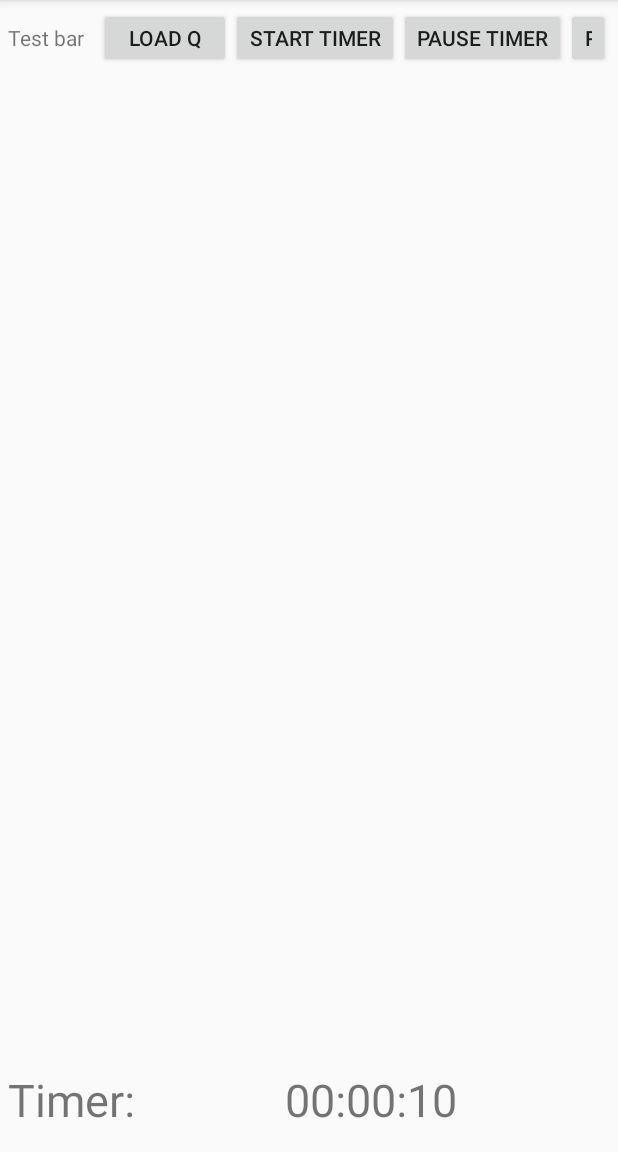
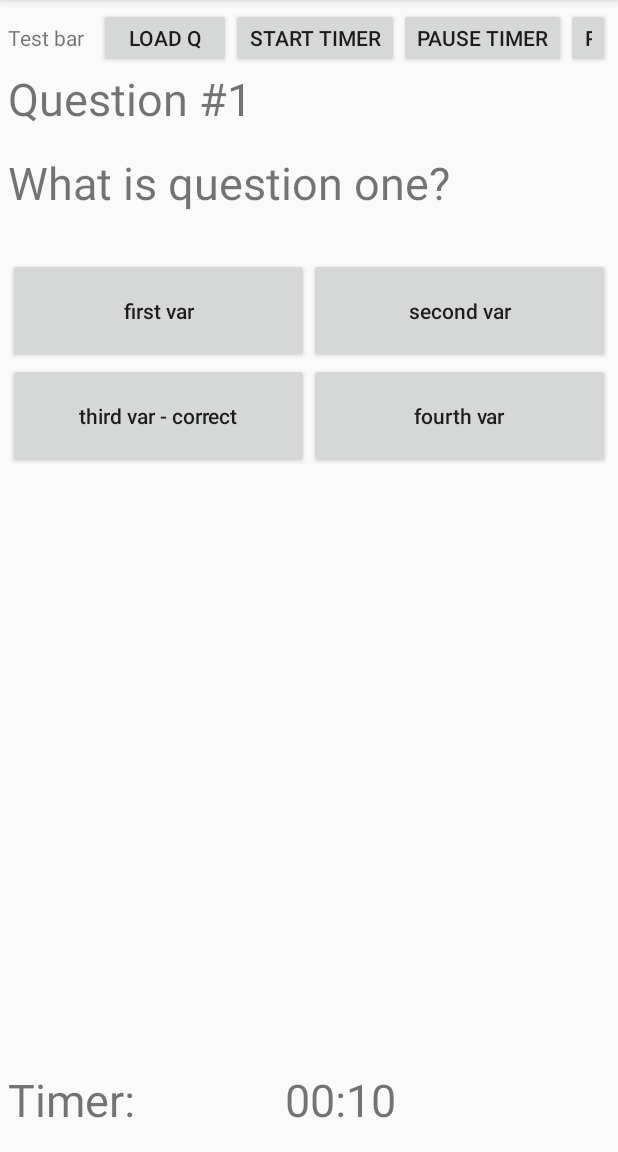
Before and after one commit to Mikekeke/LiftGameClient, an Android app: the screen it shows after launch (MainActivity), after a tap on "LOAD Q", on a phone screen of 412 x 824 dp, the part 84-1236 px from its top. Run offline under Robolectric (Android 15) with nearby library versions, the phone set to English and light mode, and no system bars.

Commit message:
question partially

```diff
--- a/app/build.gradle
+++ b/app/build.gradle
@@ -2,7 +2,7 @@ apply plugin: 'com.android.application'
 
 android {
     compileSdkVersion 25
-    buildToolsVersion "24.0.2"
+    buildToolsVersion '25.0.2'
     defaultConfig {
         applicationId "smartlift.ibesk.ru.smartliftclient"
         minSdkVersion 19
@@ -28,5 +28,6 @@ dependencies {
     })
     compile 'com.android.support:appcompat-v7:25.1.0'
     compile 'com.google.code.gson:gson:2.8.0'
+    compile 'com.android.support:support-v4:25.1.0'
     testCompile 'junit:junit:4.12'
 }
--- a/app/src/main/java/smartlift/ibesk/ru/smartliftclient/MainActivity.java
+++ b/app/src/main/java/smartlift/ibesk/ru/smartliftclient/MainActivity.java
@@ -1,13 +1,17 @@
 package smartlift.ibesk.ru.smartliftclient;
 
 import android.os.Bundle;
+import android.support.v4.app.Fragment;
 import android.support.v7.app.AppCompatActivity;
 import android.view.View;
 
+import smartlift.ibesk.ru.smartliftclient.fragments.QuestionFragment;
+import smartlift.ibesk.ru.smartliftclient.utils.JsonHolder;
 import smartlift.ibesk.ru.smartliftclient.utils.LiftTimer;
 import smartlift.ibesk.ru.smartliftclient.views.TimerTextView;
 
-public class MainActivity extends AppCompatActivity implements View.OnClickListener {
+public class MainActivity extends AppCompatActivity implements View.OnClickListener,
+        QuestionFragment.AnswerListener {
 
     private TimerTextView mTimerTv;
     private final long TEST_TIME = 10 * 1000;
@@ -32,6 +36,7 @@ public class MainActivity extends AppCompatActivity implements View.OnClickListe
     public void onClick(View v) {
         switch (v.getId()) {
             case R.id.btnLoadQuestion:
+                insertQuestionFragment();
                 break;
             case R.id.btnStartTimer:
                 if (mLiftTimer != null) {
@@ -50,4 +55,17 @@ public class MainActivity extends AppCompatActivity implements View.OnClickListe
             default: // empty
         }
     }
+
+    private void insertQuestionFragment() {
+        Fragment fragment = QuestionFragment.newInstance(JsonHolder.JSON);
+        getSupportFragmentManager().beginTransaction()
+                .replace(R.id.fragment_container, fragment).commit();
+    }
+
+    @Override
+    public void onAnswer() {
+        if (mLiftTimer != null) {
+            mLiftTimer.pause();
+        }
+    }
 }
--- /dev/null
+++ b/app/src/main/java/smartlift/ibesk/ru/smartliftclient/fragments/QuestionFragment.java
@@ -0,0 +1,122 @@
+package smartlift.ibesk.ru.smartliftclient.fragments;
+
+import android.content.Context;
+import android.net.Uri;
+import android.os.Bundle;
+import android.support.v4.app.Fragment;
+import android.util.Log;
+import android.view.LayoutInflater;
+import android.view.View;
+import android.view.ViewGroup;
+import android.widget.Button;
+import android.widget.TextView;
+
+import com.google.gson.Gson;
+import com.google.gson.stream.JsonReader;
+
+import java.io.StringReader;
+
+import smartlift.ibesk.ru.smartliftclient.R;
+import smartlift.ibesk.ru.smartliftclient.model.Question;
+
+public class QuestionFragment extends Fragment implements View.OnClickListener{
+    private static final String ARG_QUESTION = "param1";
+    private static Gson gson = new Gson();
+
+    private Question mQ;
+
+    private AnswerListener mListener;
+
+    public QuestionFragment() {
+        // Required empty public constructor
+    }
+
+    public static QuestionFragment newInstance(String questionString) {
+        QuestionFragment fragment = new QuestionFragment();
+        Bundle args = new Bundle();
+        args.putString(ARG_QUESTION, questionString);
+        fragment.setArguments(args);
+        return fragment;
+    }
+
+    @Override
+    public void onCreate(Bundle savedInstanceState) {
+        super.onCreate(savedInstanceState);
+        if (getArguments() != null) {
+            String qString = getArguments().getString(ARG_QUESTION).trim();
+            try {
+                JsonReader reader = new JsonReader(new StringReader(qString));
+                reader.setLenient(true);
+                mQ = gson.fromJson(reader, Question.class);
+            } catch (Exception e) {
+                Log.e("qq", "onCreate: ", e);
+            }
+        }
+    }
+
+    @Override
+    public View onCreateView(LayoutInflater inflater, ViewGroup container,
+            Bundle savedInstanceState) {
+        // Inflate the layout for this fragment
+        View v = inflater.inflate(R.layout.fragment_question, container, false);
+        if (mQ != null) {
+            TextView qNameTv = (TextView) v.findViewById(R.id.q_name);
+            qNameTv.setText(mQ.getName());
+            TextView qTextTv = (TextView) v.findViewById(R.id.q_text);
+            qTextTv.setText(mQ.getQuestion());
+
+            Button v1btn = (Button) v.findViewById(R.id.v_1);
+            v1btn.setOnClickListener(this);
+            v1btn.setText(mQ.getVariants()[0].getText());
+            Button v2btn = (Button) v.findViewById(R.id.v_2);
+            v2btn.setOnClickListener(this);
+            v2btn.setText(mQ.getVariants()[1].getText());
+            Button v3btn = (Button) v.findViewById(R.id.v_3);
+            v3btn.setOnClickListener(this);
+            v3btn.setText(mQ.getVariants()[2].getText());
+            Button v4btn = (Button) v.findViewById(R.id.v_4);
+            v4btn.setOnClickListener(this);
+            v4btn.setText(mQ.getVariants()[3].getText());
+        }
+        return v;
+    }
+
+    @Override
+    public void onAttach(Context context) {
+        super.onAttach(context);
+        if (context instanceof AnswerListener) {
+            mListener = (AnswerListener) context;
+        } else {
+            throw new RuntimeException(context.toString()
+                    + " must implement AnswerListener");
+        }
+    }
+
+    @Override
+    public void onDetach() {
+        super.onDetach();
+        mListener = null;
+    }
+
+    @Override
+    public void onClick(View v) {
+        if (mListener != null) {
+            mListener.onAnswer();
+        }
+    }
+
+    /**
+     * This interface must be implemented by activities that contain this
+     * fragment to allow an interaction in this fragment to be communicated
+     * to the activity and potentially other fragments contained in that
+     * activity.
+     * <p>
+     * See the Android Training lesson <a href=
+     * "http://developer.android.com/training/basics/fragments/communicating.html"
+     * >Communicating with Other Fragments</a> for more information.
+     */
+    public interface AnswerListener {
+        // TODO: Update argument type and name
+        void onAnswer();
+    }
+}
--- a/app/src/main/java/smartlift/ibesk/ru/smartliftclient/model/Question.java
+++ b/app/src/main/java/smartlift/ibesk/ru/smartliftclient/model/Question.java
@@ -1,10 +1,12 @@
 package smartlift.ibesk.ru.smartliftclient.model;
+
+import java.io.Serializable;
 
 /**
  * Created by Mikekeke on 27-Jan-17.
  */
 
-public class Question {
+public class Question implements Serializable{
     private int num;
     private String name;
     private String question;
--- a/app/src/main/java/smartlift/ibesk/ru/smartliftclient/model/Variant.java
+++ b/app/src/main/java/smartlift/ibesk/ru/smartliftclient/model/Variant.java
@@ -5,6 +5,14 @@ package smartlift.ibesk.ru.smartliftclient.model;
  */
 
 public class Variant {
+    public int getNum() {
+        return num;
+    }
+
+    public String getText() {
+        return text;
+    }
+
     private int num;
     private String text;
 }
--- a/app/src/main/java/smartlift/ibesk/ru/smartliftclient/utils/JsonHolder.java
+++ b/app/src/main/java/smartlift/ibesk/ru/smartliftclient/utils/JsonHolder.java
@@ -5,7 +5,8 @@ package smartlift.ibesk.ru.smartliftclient.utils;
  */
 
 public final class JsonHolder {
-    public static final String JSON = "{\"num\":1,\"name\":\"Question #1\",\"question\":\"What is question one?\",\"variants\":[{\"num\":1,\"text\":\"first var\"},{\"num\":2,\"text\":\"second var\"},{\"num\":3,\"text\":\"third var - correct\"},{\"num\":4,\"text\":\"fourth var\"}],\"correctVar\":3,\"answer\":\"answer to question one\",\"status\":{\"value\":-1},\"ing1\":\"\",\"img2\":\"\"}{\"num\":2,\"name\":\"Question #2\",\"question\":\"Who is question two?\",\"variants\":[{\"num\":1,\"text\":\"first var\"},{\"num\":2,\"text\":\"second var - correct\"}";
+    public static final String JSON =
+            "{\"num\":1,\"name\":\"Question #1\",\"question\":\"What is question one?\",\"variants\":[{\"num\":1,\"text\":\"first var\"},{\"num\":2,\"text\":\"second var\"},{\"num\":3,\"text\":\"third var - correct\"},{\"num\":4,\"text\":\"fourth var\"}],\"correctVar\":3,\"answer\":\"answer to question one\",\"status\":{\"value\":-1},\"ing1\":\"\",\"img2\":\"\"},{\"num\":2,\"name\":\"Question #2\",\"question\":\"Who is question two?\",\"variants\":[{\"num\":1,\"text\":\"first var\"},{\"num\":2,\"text\":\"second var - correct\"}";
     public static final String JSON_ARR =
             "[{\"num\":1,\"name\":\"Question #1\",\"question\":\"What is question one?\",\"variants\":[{\"num\":1,\"text\":\"first var\"},{\"num\":2,\"text\":\"second var\"},{\"num\":3,\"text\":\"third var - correct\"},{\"num\":4,\"text\":\"fourth var\"}],\"correctVar\":3,\"answer\":\"answer to question one\",\"status\":{\"value\":-1},\"ing1\":\"\",\"img2\":\"\"},{\"num\":2,\"name\":\"Question #2\",\"question\":\"Who is question two?\",\"variants\":[{\"num\":1,\"text\":\"first var\"},{\"num\":2,\"text\":\"second var - correct\"},{\"num\":3,\"text\":\"third var\"},{\"num\":4,\"text\":\"fourth var\"}],\"correctVar\":2,\"answer\":\"answer to question one\",\"status\":{\"value\":-1},\"ing1\":\"\",\"img2\":\"\"}]";
 }
--- a/app/src/main/java/smartlift/ibesk/ru/smartliftclient/views/TimerTextView.java
+++ b/app/src/main/java/smartlift/ibesk/ru/smartliftclient/views/TimerTextView.java
@@ -17,7 +17,7 @@ import smartlift.ibesk.ru.smartliftclient.R;
  */
 
 public class TimerTextView extends TextView {
-    private DateFormat mFormatter = new SimpleDateFormat("HH:mm:ss");
+    private DateFormat mFormatter = new SimpleDateFormat("mm:ss");
     private Date mDate = new Date();
     private long mDeadline = -1;
     private int mDefaultColor;
--- a/app/src/main/res/layout/activity_main.xml
+++ b/app/src/main/res/layout/activity_main.xml
@@ -11,7 +11,9 @@
     android:paddingTop="@dimen/activity_vertical_margin"
     tools:context="smartlift.ibesk.ru.smartliftclient.MainActivity">
 
+    <!--testing panel-->
     <LinearLayout
+        android:id="@+id/test_panel"
         android:layout_width="match_parent"
         android:layout_height="40dp"
         android:orientation="horizontal"
@@ -46,7 +48,9 @@
             android:text="Reset"/>
     </LinearLayout>
 
+    <!--Timer panel-->
     <LinearLayout
+        android:id="@+id/timer_panel"
         android:layout_width="match_parent"
         android:layout_height="50dp"
         android:orientation="horizontal"
@@ -63,4 +67,14 @@
             android:layout_height="50dp"
             android:textSize="30sp"/>
     </LinearLayout>
+
+    <!--Fragment container-->
+    <FrameLayout
+        android:id="@+id/fragment_container"
+        android:layout_below="@id/test_panel"
+        android:layout_above="@id/timer_panel"
+        android:layout_width="match_parent"
+        android:layout_height="match_parent">
+
+    </FrameLayout>
 </RelativeLayout>
--- /dev/null
+++ b/app/src/main/res/layout/fragment_question.xml
@@ -0,0 +1,82 @@
+<RelativeLayout xmlns:android="http://schemas.android.com/apk/res/android"
+                xmlns:tools="http://schemas.android.com/tools"
+                android:layout_width="match_parent"
+                android:layout_height="match_parent"
+                android:orientation="vertical"
+                tools:context="smartlift.ibesk.ru.smartliftclient.fragments.QuestionFragment">
+
+    <TextView
+        android:id="@+id/q_name"
+        android:layout_width="match_parent"
+        android:layout_height="wrap_content"
+        android:layout_alignParentTop="true"
+        android:layout_marginBottom="15dp"
+        android:text="@string/hello_blank_fragment"
+        android:textSize="30sp"
+        tools:text="Question name" />
+
+    <TextView
+        android:id="@+id/q_text"
+        android:layout_width="match_parent"
+        android:layout_height="wrap_content"
+        android:layout_below="@+id/q_name"
+        android:layout_marginBottom="30dp"
+        android:textSize="30sp"
+        tools:text="Question text text text text text" />
+
+    <!--buttons-->
+    <LinearLayout
+        android:layout_width="match_parent"
+        android:layout_height="wrap_content"
+        android:layout_below="@id/q_text"
+        android:orientation="vertical">
+
+        <LinearLayout
+            android:layout_width="match_parent"
+            android:layout_height="70dp"
+            android:orientation="horizontal"
+            android:weightSum="2">
+
+            <Button
+                android:id="@+id/v_1"
+                android:layout_width="0dp"
+                android:layout_height="match_parent"
+                android:layout_weight="1"
+                tools:text="variant one text"
+                android:textAllCaps="false"/>
+
+            <Button
+                android:id="@+id/v_2"
+                android:layout_width="0dp"
+                android:layout_height="match_parent"
+                android:layout_weight="1"
+                tools:text="variant two text"
+                android:textAllCaps="false"/>
+        </LinearLayout>
+
+        <LinearLayout
+            android:layout_width="match_parent"
+            android:layout_height="70dp"
+            android:orientation="horizontal"
+            android:weightSum="2">
+
+            <Button
+                android:id="@+id/v_3"
+                android:layout_width="0dp"
+                android:layout_height="match_parent"
+                android:layout_weight="1"
+                tools:text="variant three text"
+                android:textAllCaps="false"/>
+
+            <Button
+                android:id="@+id/v_4"
+                android:layout_width="0dp"
+                android:layout_height="match_parent"
+                android:layout_weight="1"
+                tools:text="variant four text"
+                android:textAllCaps="false"/>
+        </LinearLayout>
+
+    </LinearLayout>
+
+</RelativeLayout>
--- a/app/src/main/res/values/strings.xml
+++ b/app/src/main/res/values/strings.xml
@@ -1,4 +1,7 @@
 <resources>
     <string name="app_name">SmartLiftClient</string>
     <string name="time_is_up">Time is UP!</string>
+
+    <!-- TODO: Remove or change this placeholder text -->
+    <string name="hello_blank_fragment">Hello blank fragment</string>
 </resources>
```
